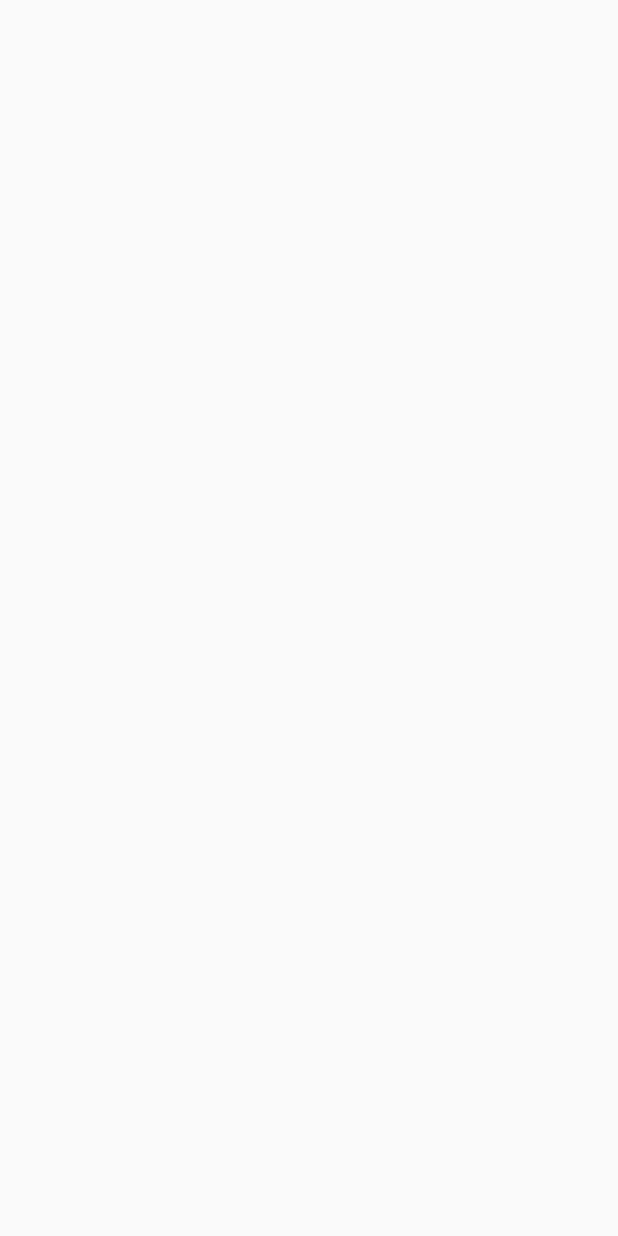
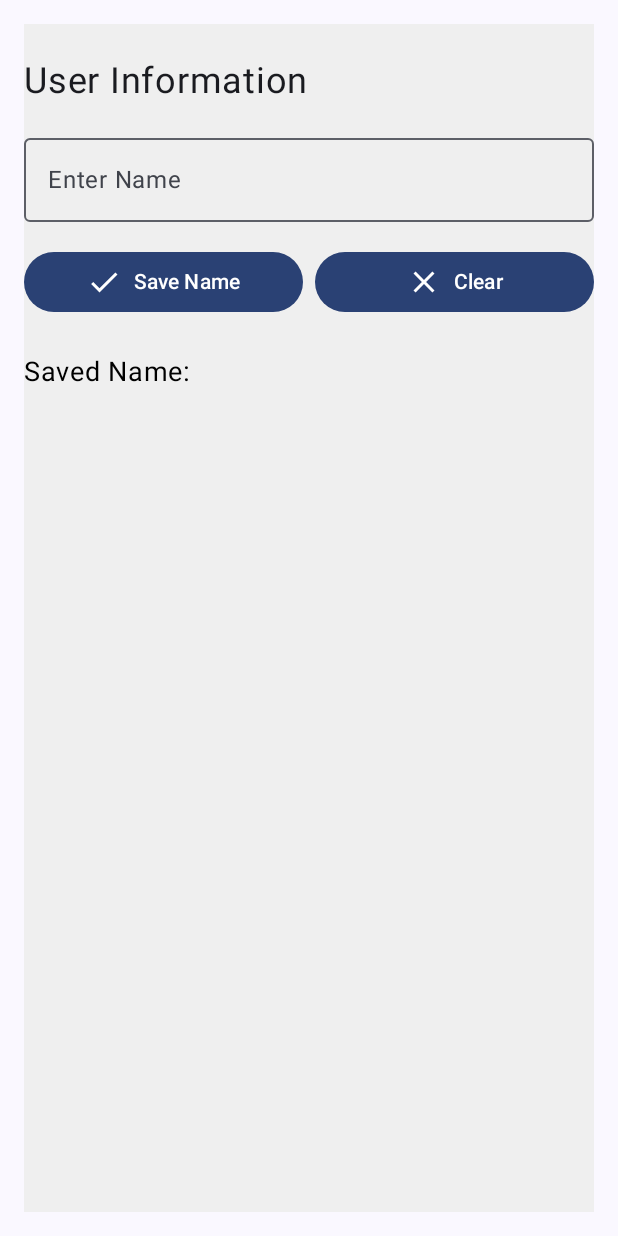
Before and after one commit to Laurina23/Compose-UIcomponents, an Android app built with Jetpack Compose: the screen it shows after launch (MainActivity), on a phone screen of 412 x 824 dp. Before the commit the screen is empty. Run offline under Robolectric (Android 15) with nearby library versions, the phone set to English and light mode, and no system bars.

Commit message:
Implemented SharedPrefernces

```diff
--- a/UIcomponents/app/src/main/java/com/example/uicomponents/MainActivity.kt
+++ b/UIcomponents/app/src/main/java/com/example/uicomponents/MainActivity.kt
@@ -1,44 +1,121 @@
 package com.example.uicomponents
 
+import android.content.Context
+import android.content.SharedPreferences
 import android.os.Bundle
-import android.webkit.WebChromeClient
-import android.webkit.WebView
-import android.webkit.WebViewClient
+import android.widget.Toast
 import androidx.activity.ComponentActivity
 import androidx.activity.compose.setContent
-import androidx.compose.runtime.Composable
-import androidx.compose.ui.viewinterop.AndroidView
+import androidx.compose.foundation.background
+import androidx.compose.foundation.layout.*
+import androidx.compose.material.icons.Icons
+import androidx.compose.material.icons.filled.Check
+import androidx.compose.material.icons.filled.Clear
+import androidx.compose.material3.*
+import androidx.compose.runtime.*
+import androidx.compose.ui.Modifier
+import androidx.compose.ui.graphics.Color
+import androidx.compose.ui.unit.dp
+import androidx.compose.ui.unit.sp
 import com.example.uicomponents.ui.theme.UIcomponentsTheme
 
 class MainActivity : ComponentActivity() {
+
+    lateinit var sharedPreferences: SharedPreferences
+
     override fun onCreate(savedInstanceState: Bundle?) {
         super.onCreate(savedInstanceState)
+
+        sharedPreferences = getSharedPreferences("app_prefs", Context.MODE_PRIVATE)
+
         setContent {
-            UIcomponentsTheme{
-                    HomeScreen()
+            UIcomponentsTheme {
+                Surface(color = MaterialTheme.colorScheme.background) {
+                    ScreenOne()
                 }
             }
         }
     }
 
     @Composable
-fun HomeScreen() {
-    WebViewScreen(url = "https://developer.android.com/develop/ui/views/layout/webapps/webview#AddingWebView")
+    fun ScreenOne() {
+        var userName by remember { mutableStateOf("") }
+        var savedUserName by remember { mutableStateOf("") }
+        var showToast by remember { mutableStateOf(false) }
+
+        LaunchedEffect(Unit) {
+            savedUserName = getUserName() ?: ""
         }
 
-@Composable
-fun WebViewScreen(url: String) {
-    AndroidView(factory = { context ->
-        WebView(context).apply {
-            settings.javaScriptEnabled = true
-            settings.domStorageEnabled = true
-            settings.useWideViewPort = true
-            settings.loadWithOverviewMode = true
-            webViewClient = WebViewClient()
-            webChromeClient = WebChromeClient()
-            loadUrl(url)
+        Column(
+            modifier = Modifier
+                .fillMaxSize()
+                .padding(16.dp)
+                .background(Color(0xFFEFEFEF))
+        ) {
+            Spacer(modifier = Modifier.height(24.dp))
+            Text(
+                text = "User Information",
+                fontSize = 24.sp,
+                modifier = Modifier.padding(bottom = 16.dp)
+            )
+            OutlinedTextField(
+                value = userName,
+                onValueChange = { userName = it },
+                label = { Text("Enter Name") },
+                modifier = Modifier
+                    .fillMaxWidth()
+            )
+            Spacer(modifier = Modifier.height(16.dp))
+            Row(
+                modifier = Modifier.fillMaxWidth(),
+                horizontalArrangement = Arrangement.SpaceBetween
+            ) {
+                Button(
+                    onClick = {
+                        saveUserName(userName)
+                        savedUserName = userName
+                        showToast = true
+                    },
+                    modifier = Modifier.weight(1f),
+                    colors = ButtonDefaults.buttonColors(containerColor = MaterialTheme.colorScheme.primary)
+                ) {
+                    Icon(Icons.Filled.Check, contentDescription = null)
+                    Spacer(modifier = Modifier.width(8.dp))
+                    Text("Save Name")
                 }
-    }, update = { webView ->
-        webView.loadUrl(url)
-    })
+                Spacer(modifier = Modifier.width(8.dp))
+                Button(
+                    onClick = {
+                        userName = ""
+                        savedUserName = ""
+                    },
+                    modifier = Modifier.weight(1f),
+                ) {
+                    Icon(Icons.Filled.Clear, contentDescription = null)
+                    Spacer(modifier = Modifier.width(8.dp))
+                    Text("Clear")
                 }
+            }
+            Spacer(modifier = Modifier.height(24.dp))
+            Text(
+                text = "Saved Name: $savedUserName",
+                fontSize = 18.sp,
+                color = Color.Black
+            )
+        }
+        if (showToast) {
+            Toast.makeText(this@MainActivity, "Name saved successfully!", Toast.LENGTH_SHORT).show()
+            showToast = false
+        }
+    }
+    fun saveUserName(userName: String) {
+        val editor = sharedPreferences.edit()
+        editor.putString("user_name", userName)
+        editor.apply()
+    }
+
+    fun getUserName(): String? {
+        return sharedPreferences.getString("user_name", null)
+    }
+}
```
Also changed, not shown: 1 other file. Lines whose indentation alone changed are shown as unchanged.
